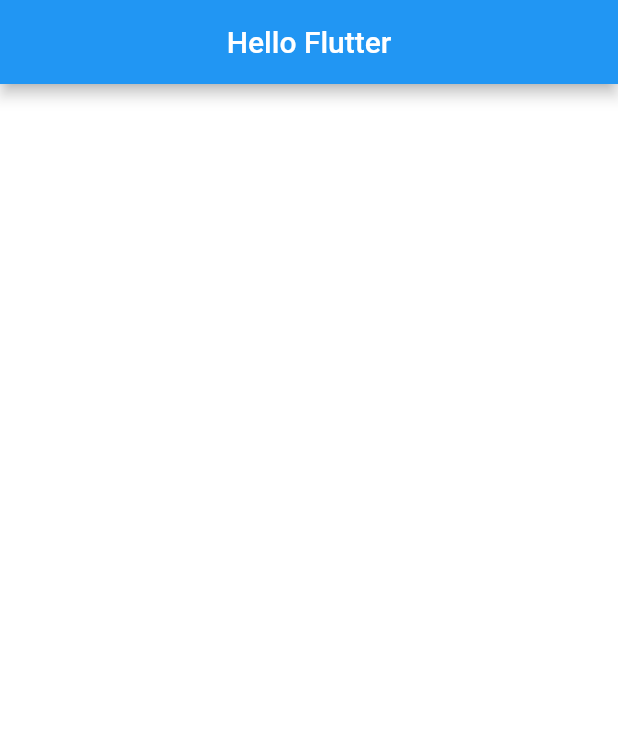
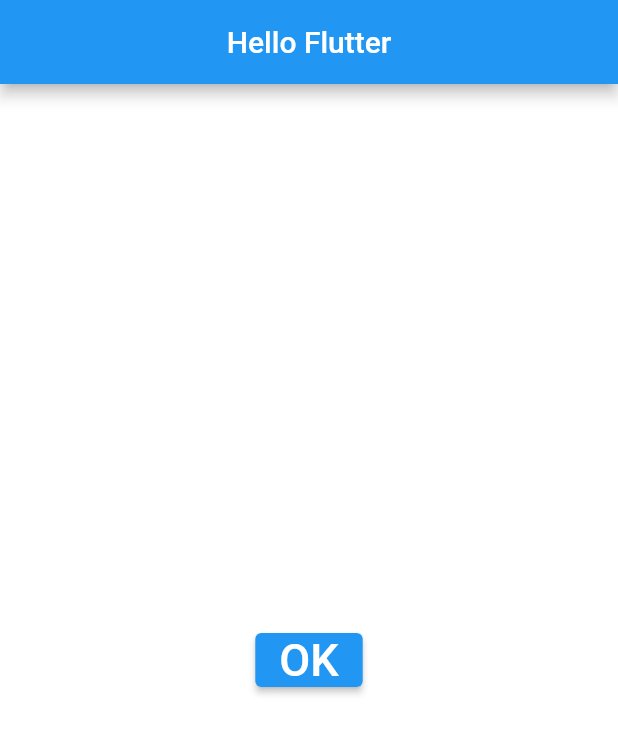
Before and after one commit to devbrunorm/flutter-aula01, a Flutter app: the screen it shows after launch, on a phone screen of 412 x 824 dp. Shown: the top 734 px of the screen. Run offline on Flutter 3.47's test engine with Material 2 defaults, Android fonts, the phone set to English and light mode, and no system bars.

```diff
--- a/lib/main.dart
+++ b/lib/main.dart
@@ -1,4 +1,7 @@
+import 'package:flutter/cupertino.dart';
 import 'package:flutter/material.dart';
+
+import 'pages/home_page.dart';
 
 void main() => runApp(const MyApp());
 
@@ -9,27 +12,8 @@ class MyApp extends StatelessWidget {
   Widget build(BuildContext context) {
     return MaterialApp(
       debugShowCheckedModeBanner: false,
-      theme: ThemeData(
-        primaryColor: Colors.blue
-      ),
+      theme: ThemeData(primaryColor: Colors.blue),
       home: HomePage(),
     );
   }
 }
-
-class HomePage extends StatelessWidget {
-  const HomePage({Key? key}) : super(key: key);
-
-  @override
-  Widget build(BuildContext context) {
-    return Scaffold(
-      appBar: AppBar(
-        title: Text("Hello Flutter"),
-        centerTitle: true,
-      ),
-      body: Container(
-        color: Colors.white,
-      ),
-    );
-  }
-}
--- /dev/null
+++ b/lib/pages/home_page.dart
@@ -0,0 +1,67 @@
+import 'package:flutter/material.dart';
+
+class HomePage extends StatelessWidget {
+  const HomePage({Key? key}) : super(key: key);
+
+  @override
+  Widget build(BuildContext context) {
+    return Scaffold(
+      appBar: AppBar(
+        title: Text("Hello Flutter"),
+        centerTitle: true,
+      ),
+      body: _body(),
+    );
+  }
+
+  _body() {
+    return Container(
+      color: Colors.white,
+      child: Center(
+        child: _button(),
+      ),
+    );
+  }
+
+  _text() {
+    return const Text(
+      "Hello World",
+      style: TextStyle(
+        fontSize: 30,
+        color: Colors.blue,
+        fontWeight: FontWeight.bold,
+        fontStyle: FontStyle.italic,
+        decoration: TextDecoration.underline,
+        decorationColor: Colors.red,
+        decorationStyle: TextDecorationStyle.wavy,
+      ),
+    );
+  }
+
+  _button() {
+    return ElevatedButton(
+      style: ElevatedButton.styleFrom(
+        primary: Colors.blue,
+      ),
+      child: Text(
+        "OK",
+        style: TextStyle(
+          color: Colors.white,
+          fontSize: 30,
+        ),
+      ),
+      onPressed: () => _onClickOK(),
+    );
+  }
+
+  void _onClickOK() {
+      print("Clicou no botão!");
+  }
+
+  _img() {
+    return Image.asset(
+      "assets/images/dog4.png",
+      fit: BoxFit.cover,
+    );
+  }
+}
--- a/pubspec.yaml
+++ b/pubspec.yaml
@@ -58,9 +58,8 @@ flutter:
   uses-material-design: true
 
   # To add assets to your application, add an assets section, like this:
-  # assets:
-  #   - images/a_dot_burr.jpeg
-  #   - images/a_dot_ham.jpeg
+  assets:
+    - assets/images/
 
   # An image asset can refer to one or more resolution-specific "variants", see
   # https://flutter.dev/assets-and-images/#resolution-aware.
```
Also changed, not shown: assets/images/dog1.png (added), assets/images/dog2.png (added), assets/images/dog3.png (added), assets/images/dog4.png (added), assets/images/dog5.png (added).
